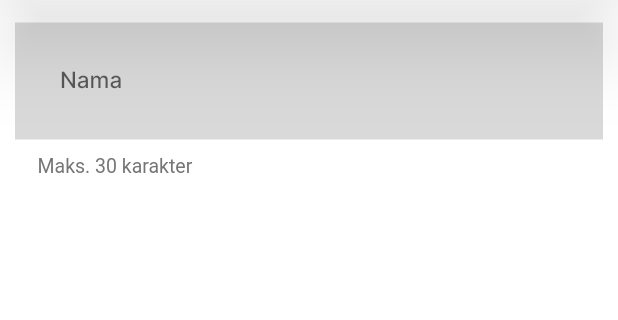
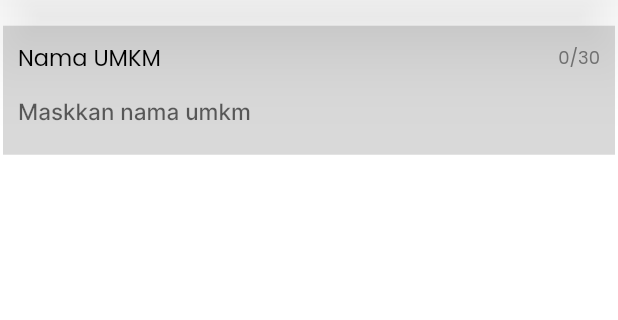
Before and after one commit to jenaarrr1111/umik-App, a Flutter app: the NamaScreen screen opened by its route, on a phone screen of 412 x 824 dp, the part 84-404 px from its top. Run offline on Flutter 3.47's test engine with Material 2 defaults, Android fonts, the phone set to English and light mode, and no system bars; our stand-ins replace flutter_secure_storage, flutter_svg; missing offline and left inert: flutter_picker; accounts and stored records are empty; Roboto replaces fonts that are missing (Muli).

Commit message:
Memperbaiki halaman profile nama & seller profile

```diff
--- /dev/null
+++ b/lib/screens/profile/nama/components/nama_form.dart
@@ -0,0 +1,84 @@
+import 'package:flutter/material.dart';
+import 'package:umik/constants.dart';
+
+import '../../../../components/custom_text_input_field.dart';
+import '../../../../components/form_error.dart';
+import '../../../../services/storage_service.dart';
+import '../../../../size_config.dart';
+import '../../profile_screen.dart';
+// import 'package:umik/screens/profile/components/nama/components/body.dart';
+
+class NamaFromScreen extends StatefulWidget {
+  const NamaFromScreen({super.key});
+
+  @override
+  State<NamaFromScreen> createState() => _NamaFromScreenState();
+}
+
+class _NamaFromScreenState extends State<NamaFromScreen> {
+  final _formKey = GlobalKey<FormState>();
+  final List<String?> errors = [];
+  var namaController = TextEditingController();
+
+  final nmMaxLength = 30;
+
+  final StorageService storage = StorageService();
+  String userToken = '';
+  int userId = 0;
+
+  void addError({String? error}) {
+    if (!errors.contains(error)) {
+      setState(() {
+        errors.add(error);
+      });
+    }
+  }
+
+  void removeError({String? error}) {
+    if (errors.contains(error)) {
+      setState(() {
+        errors.remove(error);
+      });
+    }
+  }
+
+  @override
+  Widget build(BuildContext context) {
+    return Column(
+      children: [
+        Padding(
+          padding: EdgeInsets.only(top: getProportionateScreenHeight(10)),
+          child: Column(
+            children: [
+              form(),
+            ],
+          ),
+        ),
+      ],
+    );
+  }
+
+  Widget form() {
+    return Form(
+      key: _formKey,
+      child: Padding(
+        padding: const EdgeInsets.all(2),
+        child: Column(
+          children: [
+            // [ Nama UMKM ]
+            CustomTextInputField(
+              label: 'Nama UMKM',
+              needLabel: true,
+              hint: 'Maskkan nama umkm',
+              inputMaxLength: nmMaxLength,
+              fieldController: namaController,
+              isRequired: true,
+            ),
+            FormError(errors: errors),
+            const SizedBox(height: 10),
+          ],
+        ),
+      ),
+    );
+  }
+}
--- a/lib/screens/profile/nama/nama_screen.dart
+++ b/lib/screens/profile/nama/nama_screen.dart
@@ -4,6 +4,7 @@ import 'package:umik/constants.dart';
 
 import '../../../components/custom_profile.dart';
 import '../profile_screen.dart';
+import 'components/nama_form.dart';
 
 class NamaScreen extends StatelessWidget {
   static String routeName = "/profile_nama";
@@ -43,39 +44,7 @@ class NamaScreen extends StatelessWidget {
           ),
         ],
       ),
-      body: SafeArea(
-        child: SizedBox(
-          width: double.infinity,
-          child: SingleChildScrollView(
-            child: Padding(
-              padding: const EdgeInsets.all(10.0),
-              child: Column(
-                children: [
-                  CustomProfile(
-                    label: "Nama",
-                  ),
-                  Align(
-                    alignment: Alignment.centerLeft,
-                    child: Padding(
-                      padding: const EdgeInsets.symmetric(
-                        horizontal: 15,
-                        vertical: 5,
-                      ),
-                      child: Text(
-                        "Maks. 30 karakter",
-                        style: TextStyle(
-                          color: kTextSecondColor,
-                          fontSize: 13,
-                        ),
-                      ),
-                    ),
-                  ),
-                ],
-              ),
-            ),
-          ),
-        ),
-      ),
+      body: NamaFromScreen(),
     );
   }
 }
```
Also changed, not shown: lib/screens/penjual/seller_profile/nama/components/seller_nama_form.dart (added, +84 -0 lines), lib/screens/penjual/seller_profile/nama/seller_nama_screen.dart (+4 -34 lines).
